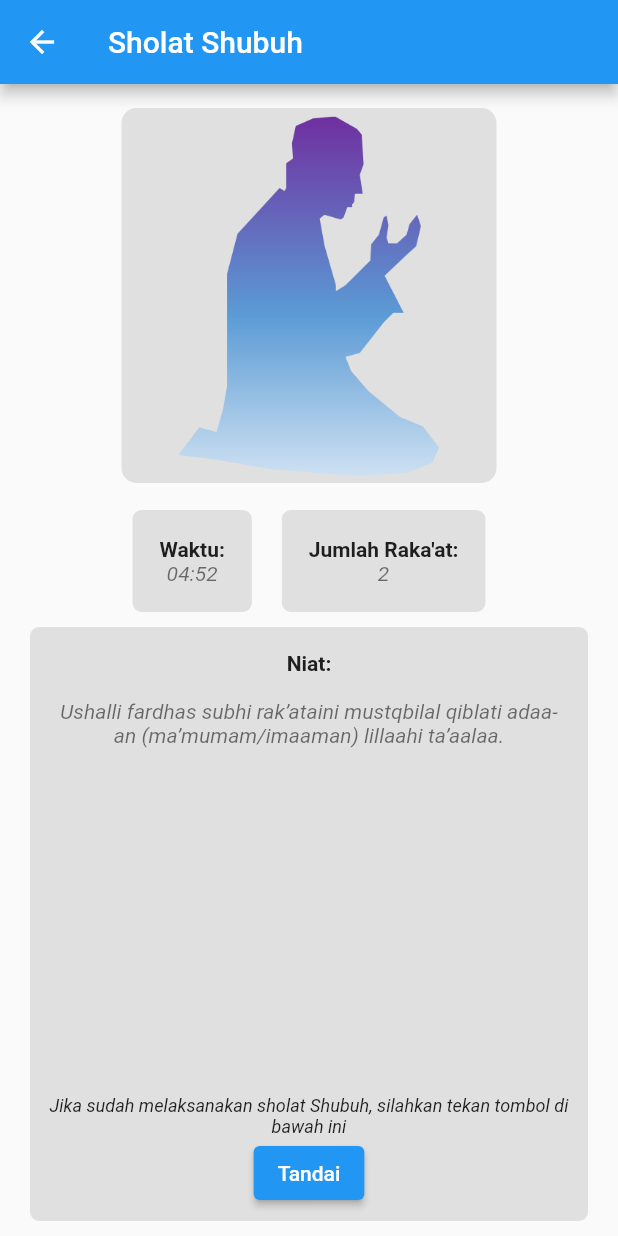
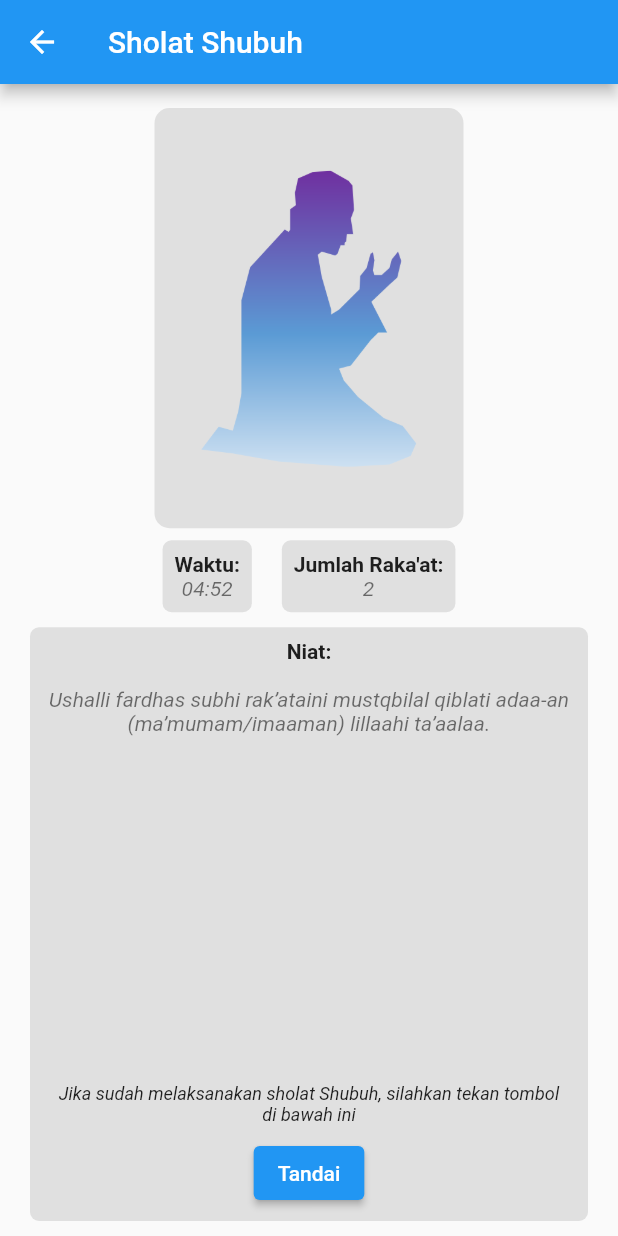
Before and after one commit to masrimanas/sholat_yuk, a Flutter app: the screen it shows after launch, after a tap on "Tandai", after a tap on "Shubuh", on a phone screen of 412 x 824 dp. Run offline on Flutter 3.47's test engine with Material 2 defaults, Android fonts, the phone set to English and light mode, and no system bars.

Commit message:
fixing overflowed widgets

```diff
--- a/lib/ui/pages/home_page.dart
+++ b/lib/ui/pages/home_page.dart
@@ -18,7 +18,7 @@ class HomePage extends StatelessWidget {
             width: screenSize.width * 0.9,
             child: Column(
               children: [
-                Container(
+                SizedBox(
                     width: 250,
                     height: 250,
                     child: Image.asset(
--- a/lib/ui/pages/sholat_detail_page.dart
+++ b/lib/ui/pages/sholat_detail_page.dart
@@ -19,6 +19,7 @@ class SholatDetailPage extends StatefulWidget {
 class _SholatDetailPageState extends State<SholatDetailPage> {
   @override
   Widget build(BuildContext context) {
+    final screenSize = MediaQuery.of(context).size;
     return Scaffold(
       appBar: AppBar(title: Text('Sholat ${widget.sholat.name}')),
       body: Column(
@@ -28,8 +29,8 @@ class _SholatDetailPageState extends State<SholatDetailPage> {
           ),
           Center(
             child: Container(
-              height: 250,
-              width: 250,
+              height: screenSize.height * 0.34,
+              width: screenSize.width * 0.5,
               decoration: BoxDecoration(
                 borderRadius: BorderRadius.circular(10),
                 color: Colors.grey[300],
@@ -38,12 +39,12 @@ class _SholatDetailPageState extends State<SholatDetailPage> {
             ),
           ),
           Padding(
-            padding: const EdgeInsets.only(top: 18.0),
+            padding: const EdgeInsets.only(top: 8),
             child: Row(
               mainAxisAlignment: MainAxisAlignment.center,
               children: [
                 Container(
-                  padding: const EdgeInsets.all(18),
+                  padding: const EdgeInsets.all(8),
                   decoration: BoxDecoration(
                     color: Colors.grey[300],
                     borderRadius: BorderRadius.circular(6),
@@ -71,7 +72,7 @@ class _SholatDetailPageState extends State<SholatDetailPage> {
                   width: 20,
                 ),
                 Container(
-                  padding: const EdgeInsets.all(18),
+                  padding: const EdgeInsets.all(8),
                   decoration: BoxDecoration(
                     color: Colors.grey[300],
                     borderRadius: BorderRadius.circular(6),
@@ -107,10 +108,10 @@ class _SholatDetailPageState extends State<SholatDetailPage> {
               margin: const EdgeInsets.symmetric(vertical: 10, horizontal: 20),
               padding: const EdgeInsets.all(8.0),
               child: Column(
+                mainAxisSize: MainAxisSize.min,
                 mainAxisAlignment: MainAxisAlignment.spaceBetween,
                 children: [
-                  Padding(
-                    padding: const EdgeInsets.all(8.0),
+                  Expanded(
                     child: RichText(
                       textAlign: TextAlign.center,
                       text: TextSpan(
@@ -126,28 +127,41 @@ class _SholatDetailPageState extends State<SholatDetailPage> {
                                   fontWeight: FontWeight.normal,
                                   fontStyle: FontStyle.italic,
                                   color: Colors.black54,
-                              ),
+                                  overflow: TextOverflow.fade),
                             ),
                           ]),
                     ),
                   ),
-                  Column(
+                  Expanded(
+                    child: Container(
+                      child: Column(
+                        mainAxisAlignment: MainAxisAlignment.end,
                         children: [
-                      Text(
+                          Flexible(
+                            child: Padding(
+                              padding: const EdgeInsets.all(8.0),
+                              child: Text(
                                 'Jika sudah melaksanakan sholat ${widget.sholat.name}, silahkan tekan tombol di bawah ini',
+                                overflow: TextOverflow.fade,
                                 textAlign: TextAlign.center,
                                 style: const TextStyle(
                                   fontSize: 12,
                                   fontStyle: FontStyle.italic,
                                 ),
                               ),
-                      ElevatedButton(
+                            ),
+                          ),
+                          Flexible(
+                            child: ElevatedButton(
                               onPressed: () {
                                 Navigator.pop(context, true);
                               },
                               child: const Text('Tandai'),
                             ),
+                          ),
                         ],
+                      ),
+                    ),
                   ),
                 ],
               ),
```
Lines whose indentation alone changed are shown as unchanged.
